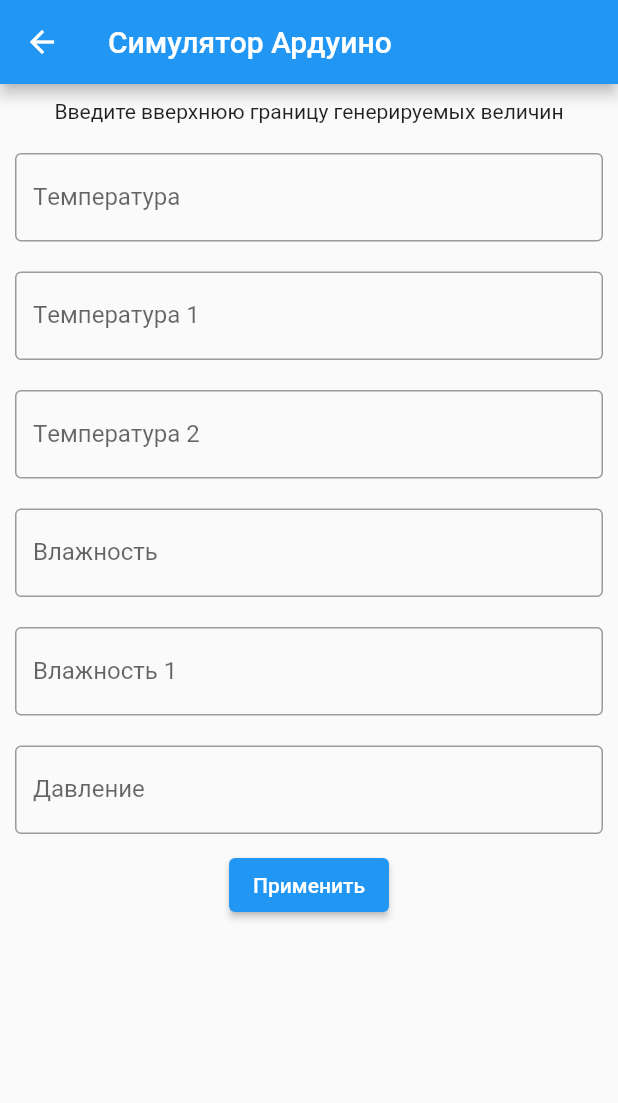
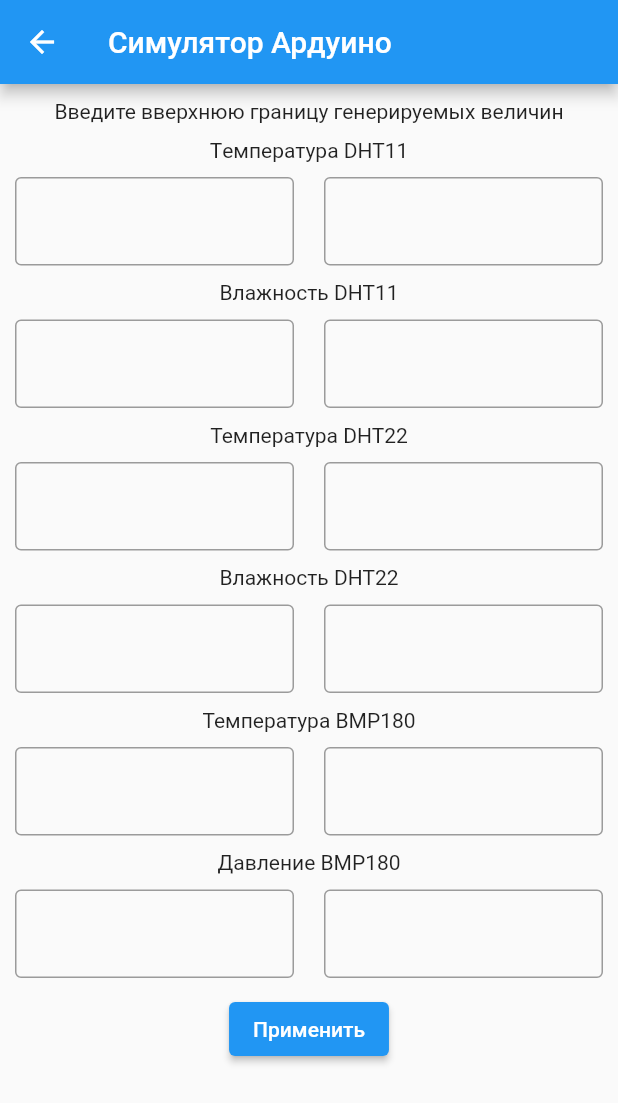
Before and after one commit to nvsces/meteo, a Flutter app: the ArduinoSettingPage screen opened directly, on a phone screen of 412 x 824 dp. Shown: the top 1103 px of the screen. Run offline on Flutter 3.47's test engine with Material 2 defaults, Android fonts, the light colour scheme and no system bars; our stand-ins replace charts_flutter, cloud_firestore, firebase_auth, firebase_core, firebase_database, fluttertoast; accounts and stored records are empty; network calls fail.

Commit message:
для симулятора ардуино задан диапозон случайных величин

```diff
--- a/lib/main.dart
+++ b/lib/main.dart
@@ -4,7 +4,6 @@ import 'package:firebase_database/firebase_database.dart';
 import 'package:flutter/foundation.dart';
 import 'package:flutter/material.dart';
 import 'package:firebase_core/firebase_core.dart';
-import 'package:in_app_purchase/in_app_purchase.dart';
 import 'package:meteo/funs.dart';
 import 'package:meteo/pages/landing_page.dart';
 import 'package:meteo/services/auth.dart';
@@ -19,7 +18,6 @@ import 'models/user.dart';
 
 Future<void> main() async {
   WidgetsFlutterBinding.ensureInitialized();
-  InAppPurchaseConnection.enablePendingPurchases();
   final FirebaseApp app = await Firebase.initializeApp();
   DatabaseService.initializeApp(app);
   runApp(
@@ -104,33 +102,33 @@ class _MyHomePageState extends State<MyHomePage> {
             children: [
               ItemDetailsPage(
                 data: datas.listType(SensorData.typeTemp),
-                title: 'Температура',
+                title: 'Температура DHT11',
                 ylabel: 'Т,градусы',
               ),
               ItemDetailsPage(
                 data: datas.listType(SensorData.typeTemp1),
-                title: 'Температура 1',
+                title: 'Влажность DHT11',
+                ylabel: '%',
+              ),
+              ItemDetailsPage(
+                data: datas.listType(SensorData.typeHum),
+                title: 'Температура DHT22',
                 ylabel: 'Т,градусы',
               ),
               ItemDetailsPage(
-                data: datas.listType(SensorData.typeHum),
-                title: 'Влажность',
-                ylabel: '%',
-              ),
-              ItemDetailsPage(
                 data: datas.listType(SensorData.typeHum1),
-                title: 'Влажность 2',
+                title: 'Влажность DHT22',
                 ylabel: '%',
               ),
               ItemDetailsPage(
                 data: datas.listType(SensorData.typeTemp2),
-                title: 'Температура 2',
+                title: 'Температура BMP180',
                 ylabel: 'Т,градусы',
               ),
               ItemDetailsPage(
                 data: datas.listType(SensorData.typePress),
-                title: 'Давление',
-                ylabel: 'Миллиметры ртутного столба',
+                title: 'Давление BMP180',
+                ylabel: 'мм.рт.ст.',
               ),
             ],
           ),
--- a/lib/models/arduino_simulyator.dart
+++ b/lib/models/arduino_simulyator.dart
@@ -3,24 +3,65 @@ import 'dart:math';
 
 import 'package:meteo/services/database.dart';
 
+import '../funs.dart';
+
 class ArduinoSimulyator {
   static bool isActive = false;
-  static double distanceTemp = 20;
-  static double distanceTemp1 = 20;
-  static double distanceTemp2 = 20;
-  static double distanceHum = 20;
-  static double distanceHum1 = 20;
-  static double distancePres = 760;
   static Timer timer;
+
+  static int periodicTimer = 10;
+
+  static List<double> _rangeGenerateValues = [
+    20,
+    25,
+    60,
+    80,
+    20,
+    25,
+    60,
+    80,
+    20,
+    25,
+    750,
+    770,
+  ];
+
+  static setRangeGenerateValues(List<double> data) {
+    _rangeGenerateValues = data;
+  }
 
   static generatedValue() {
     var random = Random();
-    double temp = random.nextDouble() * distanceTemp;
-    double temp1 = random.nextDouble() * distanceTemp1;
-    double temp2 = random.nextDouble() * distanceTemp2;
-    double hum = random.nextDouble() * distanceHum;
-    double hum1 = random.nextDouble() * distanceHum1;
-    double pres = random.nextDouble() * distancePres;
+    double temp = randomToRange(
+      randomValue: random.nextDouble(),
+      min: _rangeGenerateValues[0],
+      max: _rangeGenerateValues[1],
+    );
+    double temp1 = randomToRange(
+      randomValue: random.nextDouble(),
+      min: _rangeGenerateValues[2],
+      max: _rangeGenerateValues[3],
+    );
+    double temp2 = randomToRange(
+      randomValue: random.nextDouble(),
+      min: _rangeGenerateValues[4],
+      max: _rangeGenerateValues[5],
+    );
+    double hum = randomToRange(
+      randomValue: random.nextDouble(),
+      min: _rangeGenerateValues[6],
+      max: _rangeGenerateValues[7],
+    );
+    double hum1 = randomToRange(
+      randomValue: random.nextDouble(),
+      min: _rangeGenerateValues[8],
+      max: _rangeGenerateValues[9],
+    );
+    double pres = randomToRange(
+      randomValue: random.nextDouble(),
+      min: _rangeGenerateValues[10],
+      max: _rangeGenerateValues[11],
+    );
 
     return "${temp}q${temp1}q${temp2}q${hum}q${hum1}q${pres}q${DateTime.now()}";
   }
--- a/lib/pages/arduino_sennings_page.dart
+++ b/lib/pages/arduino_sennings_page.dart
@@ -1,8 +1,10 @@
 import 'dart:async';
 
 import 'package:flutter/material.dart';
+import 'package:meteo/funs.dart';
 import 'package:meteo/models/arduino_simulyator.dart';
 import 'package:meteo/services/database.dart';
+import 'package:meteo/widgets/row_text_field.dart';
 
 class ArduinoSettingPage extends StatefulWidget {
   ArduinoSettingPage();
@@ -12,27 +14,41 @@ class ArduinoSettingPage extends StatefulWidget {
 }
 
 class _ArduinoSettingPageState extends State<ArduinoSettingPage> {
-  TextEditingController tempC = TextEditingController();
-  TextEditingController temp1C = TextEditingController();
-  TextEditingController temp2C = TextEditingController();
-  TextEditingController humC = TextEditingController();
-  TextEditingController hum1C = TextEditingController();
-  TextEditingController pressC = TextEditingController();
+  List<TextEditingController> controllers = [];
+
+  @override
+  void initState() {
+    for (int i = 0; i < 12; i++) {
+      controllers.add(TextEditingController());
+    }
+    super.initState();
+  }
+
+  // TextEditingController tempCLow = TextEditingController();
+  // TextEditingController temp1C = TextEditingController();
+  // TextEditingController temp2C = TextEditingController();
+  // TextEditingController humC = TextEditingController();
+  // TextEditingController hum1C = TextEditingController();
+  // TextEditingController pressC = TextEditingController();
+
+  bool checkIsNotEmptyController() {
+    bool rezult = true;
+    controllers.forEach((element) {
+      if (element.text.isEmpty) rezult = false;
+    });
+    return rezult;
+  }
 
   void _apply() {
-    if (tempC.text.isNotEmpty)
-      ArduinoSimulyator.distanceTemp = double.parse(tempC.text);
-    if (temp1C.text.isNotEmpty)
-      ArduinoSimulyator.distanceTemp1 = double.parse(temp1C.text);
-    if (temp2C.text.isNotEmpty)
-      ArduinoSimulyator.distanceTemp2 = double.parse(temp2C.text);
-    if (humC.text.isNotEmpty)
-      ArduinoSimulyator.distanceHum = double.parse(humC.text);
-    if (hum1C.text.isNotEmpty)
-      ArduinoSimulyator.distanceHum1 = double.parse(hum1C.text);
-    if (pressC.text.isNotEmpty)
-      ArduinoSimulyator.distancePres = double.parse(pressC.text);
-    Navigator.pop(context);
+    List<double> rangeGenerateValues = [];
+    if (checkIsNotEmptyController()) {
+      controllers.forEach((element) {
+        rangeGenerateValues.add(double.parse(element.text));
+      });
+      ArduinoSimulyator.setRangeGenerateValues(rangeGenerateValues);
+    } else {
+      showToast('Заполните все поля');
+    }
   }
 
   @override
@@ -41,90 +57,51 @@ class _ArduinoSettingPageState extends State<ArduinoSettingPage> {
       appBar: AppBar(
         title: Text('Симулятор Ардуино'),
       ),
-      body: Container(
+      body: SingleChildScrollView(
+        child: Container(
           child: Column(
             children: [
               Center(
                 child: Padding(
                     padding: EdgeInsets.all(10),
-                  child: Text('Введите вверхнюю границу генерируемых величин')),
+                    child:
+                        Text('Введите вверхнюю границу генерируемых величин')),
               ),
-            Padding(
-              padding: EdgeInsets.all(10),
-              child: TextField(
-                decoration: InputDecoration(
-                  border: OutlineInputBorder(
-                    borderSide: BorderSide(color: Colors.black),
+              Text('Tемпература DHT11'),
+              RowTextField(
+                cLow: controllers[0],
+                cHeigh: controllers[1],
               ),
-                  labelText: 'Tемпература',
+              Text('Влажность DHT11'),
+              RowTextField(
+                cLow: controllers[2],
+                cHeigh: controllers[3],
               ),
-                controller: tempC,
+              Text('Температура DHT22'),
+              RowTextField(
+                cLow: controllers[4],
+                cHeigh: controllers[5],
               ),
+              Text('Влажность DHT22'),
+              RowTextField(
+                cLow: controllers[6],
+                cHeigh: controllers[7],
               ),
-            Padding(
-              padding: EdgeInsets.all(10),
-              child: TextField(
-                decoration: InputDecoration(
-                  border: OutlineInputBorder(
-                    borderSide: BorderSide(color: Colors.black),
+              Text('Температура BMP180'),
+              RowTextField(
+                cLow: controllers[8],
+                cHeigh: controllers[9],
               ),
-                  labelText: 'Tемпература 1',
-                ),
-                controller: temp1C,
-              ),
-            ),
-            Padding(
-              padding: EdgeInsets.all(10),
-              child: TextField(
-                decoration: InputDecoration(
-                  border: OutlineInputBorder(
-                    borderSide: BorderSide(color: Colors.black),
-                  ),
-                  labelText: 'Tемпература 2',
-                ),
-                controller: temp2C,
-              ),
-            ),
-            Padding(
-              padding: EdgeInsets.all(10),
-              child: TextField(
-                decoration: InputDecoration(
-                  border: OutlineInputBorder(
-                    borderSide: BorderSide(color: Colors.black),
-                  ),
-                  labelText: 'Влажность',
-                ),
-                controller: humC,
-              ),
-            ),
-            Padding(
-              padding: EdgeInsets.all(10),
-              child: TextField(
-                decoration: InputDecoration(
-                  border: OutlineInputBorder(
-                    borderSide: BorderSide(color: Colors.black),
-                  ),
-                  labelText: 'Влажность 1',
-                ),
-                controller: hum1C,
-              ),
-            ),
-            Padding(
-              padding: EdgeInsets.all(10),
-              child: TextField(
-                decoration: InputDecoration(
-                  border: OutlineInputBorder(
-                    borderSide: BorderSide(color: Colors.black),
-                  ),
-                  labelText: 'Давление',
-                ),
-                controller: pressC,
-              ),
+              Text('Давление BMP180'),
+              RowTextField(
+                cLow: controllers[10],
+                cHeigh: controllers[11],
               ),
               ElevatedButton(onPressed: _apply, child: Text('Применить')),
             ],
           ),
         ),
+      ),
     );
   }
 }
--- /dev/null
+++ b/lib/widgets/row_text_field.dart
@@ -0,0 +1,41 @@
+import 'package:flutter/material.dart';
+
+class RowTextField extends StatelessWidget {
+  RowTextField({this.cHeigh, this.cLow});
+  TextEditingController cLow;
+  TextEditingController cHeigh;
+
+  @override
+  Widget build(BuildContext context) {
+    return Row(
+      children: [
+        Expanded(
+          child: Padding(
+            padding: EdgeInsets.all(10),
+            child: TextField(
+              controller: cLow,
+              decoration: InputDecoration(
+                border: OutlineInputBorder(
+                  borderSide: BorderSide(color: Colors.black),
+                ),
+              ),
+            ),
+          ),
+        ),
+        Expanded(
+          child: Padding(
+            padding: EdgeInsets.all(10),
+            child: TextField(
+              controller: cHeigh,
+              decoration: InputDecoration(
+                border: OutlineInputBorder(
+                  borderSide: BorderSide(color: Colors.black),
+                ),
+              ),
+            ),
+          ),
+        ),
+      ],
+    );
+  }
+}
--- a/pubspec.yaml
+++ b/pubspec.yaml
@@ -32,10 +32,10 @@ dependencies:
   firebase_core: ^1.1.0
   charts_flutter: ^0.10.0
   cloud_firestore: ^2.0.0
-  in_app_purchase: ^0.5.2
   flutter_launcher_icons: "^0.8.0"
   firebase_auth: ^1.1.4
   provider: ^4.3.3
+  fluttertoast: ^8.0.6
 
 dev_dependencies:
   flutter_test:
```
Also changed, not shown: lib/funs.dart (+15 -0 lines), lib/pages/market_screen.dart (deleted, +0 -186 lines), lib/pages/my_market.dart (deleted, +0 -123 lines), lib/pages/settings_page.dart (+0 -9 lines), lib/widgets/charts_simple.dart (+9 -6 lines), pubspec.lock. Lines whose indentation alone changed are shown as unchanged.
